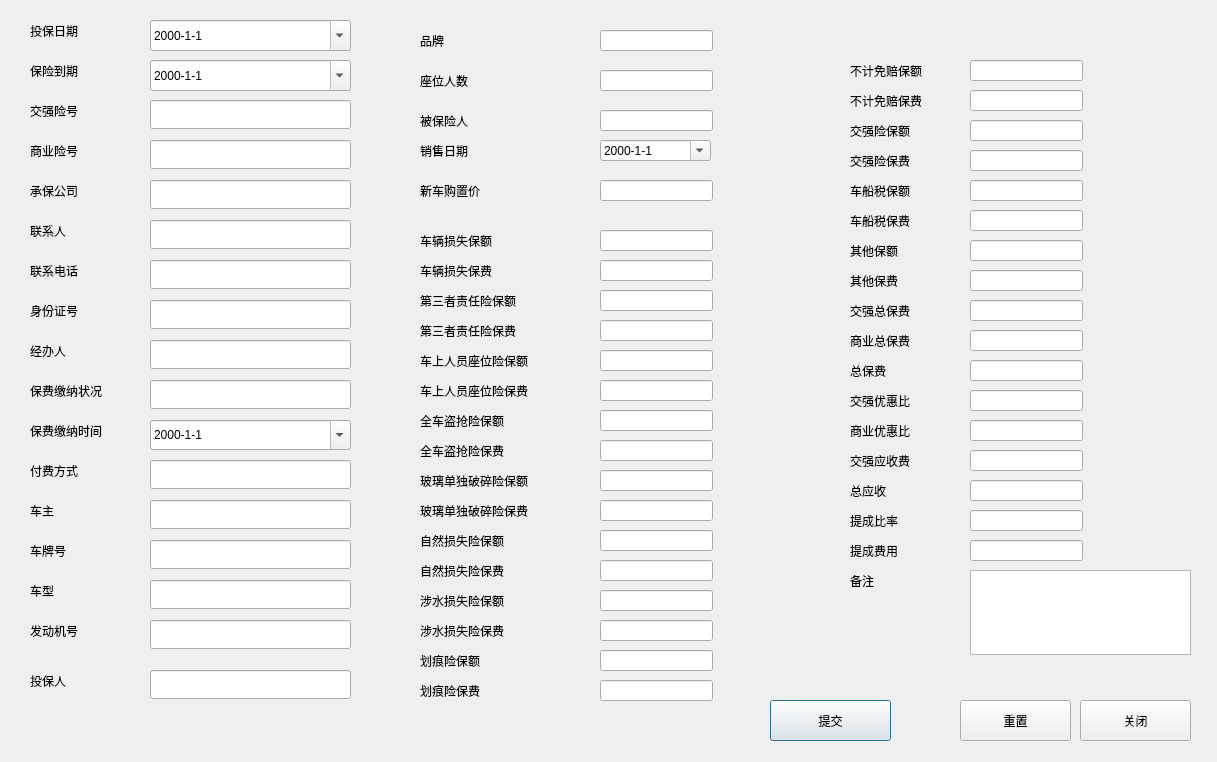
Above: warrantinsertdialog.ui from Vaskka/DR_Projects before the change. Below: the same form after it.
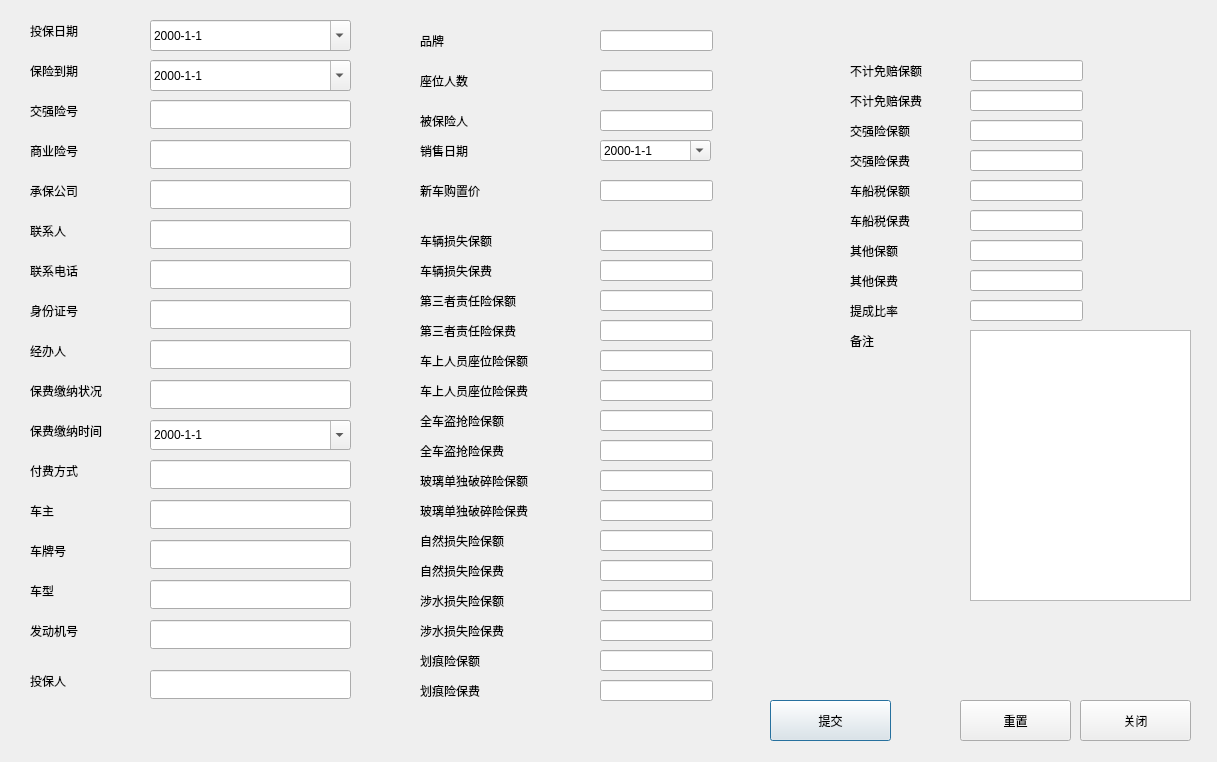
That is the form after the change.

The edit to the form file:
```diff
--- a/warrantinsertdialog.ui
+++ b/warrantinsertdialog.ui
@@ -95,16 +95,6 @@
     <string>重置</string>
    </property>
   </widget>
-  <widget class="QLineEdit" name="Insert_ForceShouldEdit">
-   <property name="geometry">
-    <rect>
-     <x>970</x>
-     <y>450</y>
-     <width>113</width>
-     <height>21</height>
-    </rect>
-   </property>
-  </widget>
   <widget class="QLabel" name="label_34">
    <property name="geometry">
     <rect>
@@ -128,16 +118,6 @@
     </rect>
    </property>
   </widget>
-  <widget class="QLineEdit" name="Insert_MorePayEdit">
-   <property name="geometry">
-    <rect>
-     <x>970</x>
-     <y>540</y>
-     <width>113</width>
-     <height>21</height>
-    </rect>
-   </property>
-  </widget>
   <widget class="QLineEdit" name="Insert_NatureEdit">
    <property name="geometry">
     <rect>
@@ -270,16 +250,6 @@
     </rect>
    </property>
   </widget>
-  <widget class="QLineEdit" name="Insert_AllShouldEdit">
-   <property name="geometry">
-    <rect>
-     <x>970</x>
-     <y>480</y>
-     <width>113</width>
-     <height>21</height>
-    </rect>
-   </property>
-  </widget>
   <widget class="QLineEdit" name="Insert_CarNumberEdit">
    <property name="geometry">
     <rect>
@@ -290,16 +260,6 @@
     </rect>
    </property>
   </widget>
-  <widget class="QLineEdit" name="Insert_ForceDownRatioEdit">
-   <property name="geometry">
-    <rect>
-     <x>970</x>
-     <y>390</y>
-     <width>113</width>
-     <height>21</height>
-    </rect>
-   </property>
-  </widget>
   <widget class="QLabel" name="label_21">
    <property name="geometry">
     <rect>
@@ -365,19 +325,6 @@
     <string>车船税保费</string>
    </property>
   </widget>
-  <widget class="QLabel" name="label_48">
-   <property name="geometry">
-    <rect>
-     <x>850</x>
-     <y>330</y>
-     <width>101</width>
-     <height>21</height>
-    </rect>
-   </property>
-   <property name="text">
-    <string>商业总保费</string>
-   </property>
-  </widget>
   <widget class="QLineEdit" name="Insert_GrassEdit">
    <property name="geometry">
     <rect>
@@ -401,16 +348,6 @@
     <string>划痕险保额</string>
    </property>
   </widget>
-  <widget class="QLineEdit" name="Insert_SumForcePreEdit">
-   <property name="geometry">
-    <rect>
-     <x>970</x>
-     <y>300</y>
-     <width>113</width>
-     <height>21</height>
-    </rect>
-   </property>
-  </widget>
   <widget class="QLineEdit" name="Insert_CommciEdit">
    <property name="geometry">
     <rect>
@@ -421,19 +358,6 @@
     </rect>
    </property>
   </widget>
-  <widget class="QLabel" name="label_47">
-   <property name="geometry">
-    <rect>
-     <x>850</x>
-     <y>300</y>
-     <width>101</width>
-     <height>21</height>
-    </rect>
-   </property>
-   <property name="text">
-    <string>交强总保费</string>
-   </property>
-  </widget>
   <widget class="QLabel" name="label_22">
    <property name="geometry">
     <rect>
@@ -473,16 +397,6 @@
     <string>不计免赔保额</string>
    </property>
   </widget>
-  <widget class="QLineEdit" name="Insert_SumCommcialPreEdit">
-   <property name="geometry">
-    <rect>
-     <x>970</x>
-     <y>330</y>
-     <width>113</width>
-     <height>21</height>
-    </rect>
-   </property>
-  </widget>
   <widget class="QLabel" name="label_28">
    <property name="geometry">
     <rect>
@@ -618,16 +532,6 @@
     <string>被保险人</string>
    </property>
   </widget>
-  <widget class="QLineEdit" name="Insert_CommicalDownRatioEdit">
-   <property name="geometry">
-    <rect>
-     <x>970</x>
-     <y>420</y>
-     <width>113</width>
-     <height>21</height>
-    </rect>
-   </property>
-  </widget>
   <widget class="QLabel" name="label_4">
    <property name="geometry">
     <rect>
@@ -795,19 +699,6 @@
     <bool>true</bool>
    </property>
   </widget>
-  <widget class="QLabel" name="label_49">
-   <property name="geometry">
-    <rect>
-     <x>850</x>
-     <y>360</y>
-     <width>61</width>
-     <height>21</height>
-    </rect>
-   </property>
-   <property name="text">
-    <string>总保费</string>
-   </property>
-  </widget>
   <widget class="QLineEdit" name="Insert_PayWayEdit">
    <property name="geometry">
     <rect>
@@ -946,19 +837,6 @@
     <bool>true</bool>
    </property>
   </widget>
-  <widget class="QLabel" name="label_50">
-   <property name="geometry">
-    <rect>
-     <x>850</x>
-     <y>390</y>
-     <width>91</width>
-     <height>21</height>
-    </rect>
-   </property>
-   <property name="text">
-    <string>交强优惠比</string>
-   </property>
-  </widget>
   <widget class="QLabel" name="label_14">
    <property name="geometry">
     <rect>
@@ -976,7 +854,7 @@
    <property name="geometry">
     <rect>
      <x>850</x>
-     <y>570</y>
+     <y>330</y>
      <width>41</width>
      <height>21</height>
     </rect>
@@ -995,19 +873,6 @@
     </rect>
    </property>
   </widget>
-  <widget class="QLabel" name="label_52">
-   <property name="geometry">
-    <rect>
-     <x>850</x>
-     <y>450</y>
-     <width>91</width>
-     <height>21</height>
-    </rect>
-   </property>
-   <property name="text">
-    <string>交强应收费</string>
-   </property>
-  </widget>
   <widget class="QLineEdit" name="Insert_CarPersonEdit">
    <property name="geometry">
     <rect>
@@ -1032,7 +897,7 @@
    <property name="geometry">
     <rect>
      <x>850</x>
-     <y>510</y>
+     <y>300</y>
      <width>71</width>
      <height>21</height>
     </rect>
@@ -1045,25 +910,12 @@
    <property name="geometry">
     <rect>
      <x>970</x>
-     <y>510</y>
+     <y>300</y>
      <width>113</width>
      <height>21</height>
     </rect>
    </property>
   </widget>
-  <widget class="QLabel" name="label_51">
-   <property name="geometry">
-    <rect>
-     <x>850</x>
-     <y>420</y>
-     <width>91</width>
-     <height>21</height>
-    </rect>
-   </property>
-   <property name="text">
-    <string>商业优惠比</string>
-   </property>
-  </widget>
   <widget class="QLabel" name="label_45">
    <property name="geometry">
     <rect>
@@ -1126,26 +978,13 @@
     </rect>
    </property>
   </widget>
-  <widget class="QLabel" name="label_53">
-   <property name="geometry">
-    <rect>
-     <x>850</x>
-     <y>480</y>
-     <width>61</width>
-     <height>21</height>
-    </rect>
-   </property>
-   <property name="text">
-    <string>总应收</string>
-   </property>
-  </widget>
   <widget class="QTextEdit" name="Insert_OtherText">
    <property name="geometry">
     <rect>
      <x>970</x>
-     <y>570</y>
+     <y>330</y>
      <width>221</width>
-     <height>85</height>
+     <height>271</height>
     </rect>
    </property>
   </widget>
@@ -1214,16 +1053,6 @@
     <string>交强险保额</string>
    </property>
   </widget>
-  <widget class="QLineEdit" name="Insert_SumPreEdit">
-   <property name="geometry">
-    <rect>
-     <x>970</x>
-     <y>360</y>
-     <width>113</width>
-     <height>21</height>
-    </rect>
-   </property>
-  </widget>
   <widget class="QLabel" name="label_9">
    <property name="geometry">
     <rect>
@@ -1309,19 +1138,6 @@
     <string>关闭</string>
    </property>
   </widget>
-  <widget class="QLabel" name="label_55">
-   <property name="geometry">
-    <rect>
-     <x>850</x>
-     <y>540</y>
-     <width>81</width>
-     <height>21</height>
-    </rect>
-   </property>
-   <property name="text">
-    <string>提成费用</string>
-   </property>
-  </widget>
   <widget class="QLabel" name="label_8">
    <property name="geometry">
     <rect>
```
